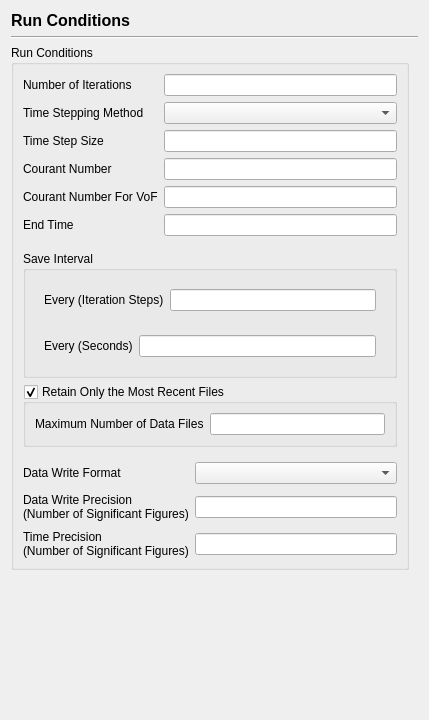
Before: the Qt Designer form baramFlow/view/solution/run_conditions/run_conditions_page.ui in nextfoam/baram, drawn with Qt 5.
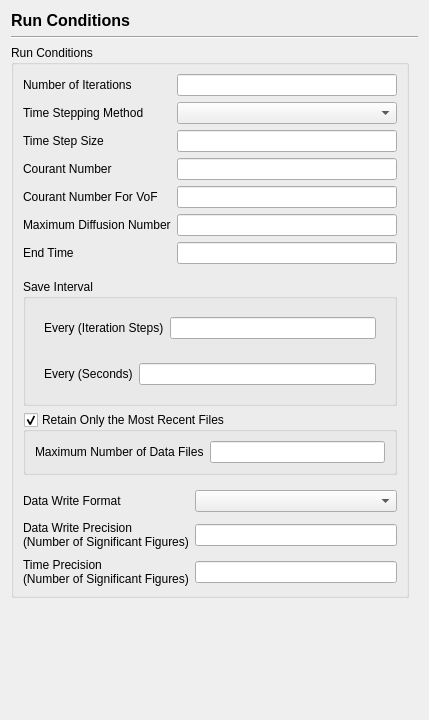
After: the same form once the commit is applied. Custom widgets are drawn as their Qt base class.

Diff of the .ui file:
```diff
--- a/baramFlow/view/solution/run_conditions/run_conditions_page.ui
+++ b/baramFlow/view/solution/run_conditions/run_conditions_page.ui
@@ -140,14 +140,14 @@
                </property>
               </widget>
              </item>
-             <item row="5" column="0">
+             <item row="6" column="0">
               <widget class="QLabel" name="label_4">
                <property name="text">
                 <string>End Time</string>
                </property>
               </widget>
              </item>
-             <item row="5" column="1">
+             <item row="6" column="1">
               <widget class="QLineEdit" name="endTime"/>
              </item>
              <item row="4" column="1">
@@ -163,6 +163,16 @@
              <item row="0" column="1">
               <widget class="QLineEdit" name="numberOfIterations"/>
              </item>
+             <item row="5" column="0">
+              <widget class="QLabel" name="label_15">
+               <property name="text">
+                <string>Maximum Diffusion Number</string>
+               </property>
+              </widget>
+             </item>
+             <item row="5" column="1">
+              <widget class="QLineEdit" name="maxDi"/>
+             </item>
             </layout>
            </widget>
           </item>
```
